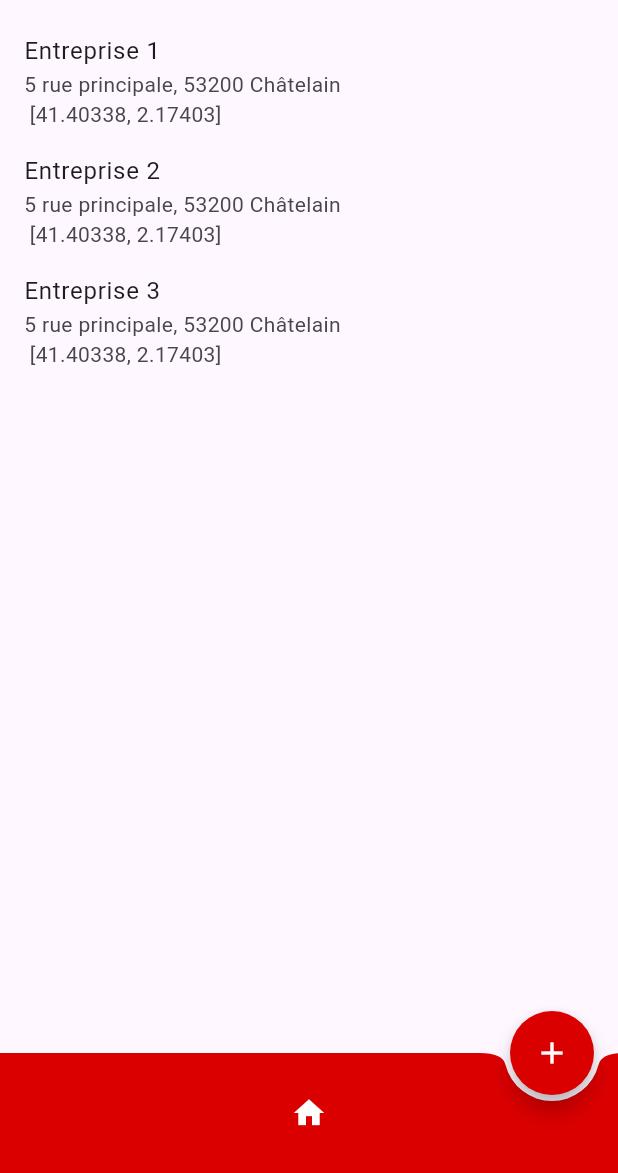
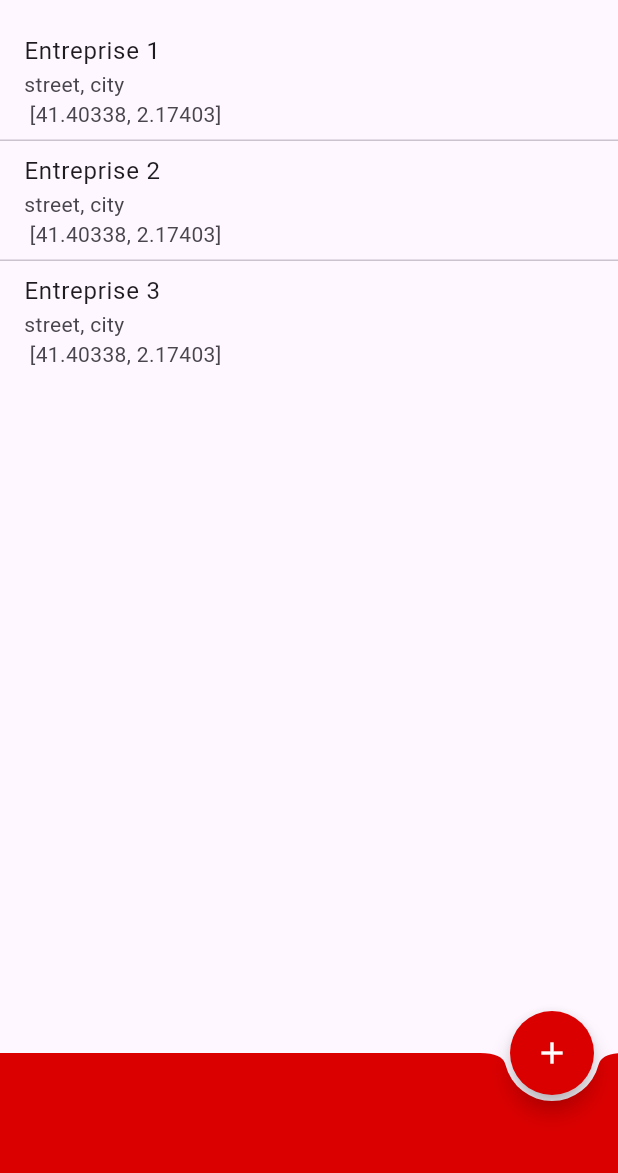
Before and after one commit to YaelBusser/FlutterAppAddCompany, a Flutter app: the screen it shows after launch, on a phone screen of 412 x 824 dp, the part 63-1236 px from its top. Run offline on Flutter 3.47's test engine with Material 3 defaults, Android fonts, the phone set to English and light mode, and no system bars; our stand-ins replace flutter_bloc.

Commit message:
:zap: add Cubit with Blocs

```diff
--- /dev/null
+++ b/lib/blocs/company_cubit.dart
@@ -0,0 +1,24 @@
+import 'package:flutter_bloc/flutter_bloc.dart';
+
+import '../models/address.dart';
+import '../models/company.dart';
+
+/// Déclaration d'un "Cubit" pour stocker la liste d'entreprise
+class CompanyCubit extends Cubit<List<Company>> {
+  /// Constructeur + initialisation du Cubit avec un tableau vide d'entreprise
+  CompanyCubit() : super([]);
+
+  /// Méthode pour charger la liste d'entreprise
+  Future<void> loadCompanies() async {
+    emit([
+      const Company('Entreprise 1', Address('street', 'city', 'postcode', "[41.40338, 2.17403]")),
+      const Company('Entreprise 2', Address('street', 'city', 'postcode', "[41.40338, 2.17403]")),
+      const Company('Entreprise 3', Address('street', 'city', 'postcode', "[41.40338, 2.17403]")),
+    ]);
+  }
+
+  /// Méthode pour ajouter une entreprise
+  void addCompany(Company company) {
+    emit([...state, company]);
+  }
+}
--- a/lib/ui/screens/home.dart
+++ b/lib/ui/screens/home.dart
@@ -1,6 +1,8 @@
 import 'package:first_app/models/address.dart';
 import 'package:flutter/material.dart';
+import 'package:flutter_bloc/flutter_bloc.dart';
 
+import '../../blocs/company_cubit.dart';
 import '../../models/company.dart';
 import 'add_company.dart';
 
@@ -12,14 +14,7 @@ class Home extends StatefulWidget {
 }
 
 class _HomeState extends State<Home> {
-  final List<Company> _companies = [
-    const Company(
-        'Entreprise 1', Address("5 rue principale", "Châtelain", "53200", "41.40338, 2.17403")),
-    const Company(
-        'Entreprise 2', Address("5 rue principale", "Châtelain", "53200", "41.40338, 2.17403")),
-    const Company(
-        'Entreprise 3', Address("5 rue principale", "Châtelain", "53200", "41.40338, 2.17403")),
-  ];
+  final List<Company> _companies = [];
 
   @override
   Widget build(BuildContext context) {
@@ -27,13 +22,21 @@ class _HomeState extends State<Home> {
         appBar: AppBar(
           title: const Text('Liste des entreprises'),
         ),
-        body: ListView.builder(
-          itemCount: _companies.length,
-          itemBuilder: (context, index) {
-            return ListTile(
-              title: Text(_companies[index].name),
-              subtitle: Text(
-                  '${_companies[index].address.street}, ${_companies[index].address.postCode} ${_companies[index].address.city} \n [${_companies[index].address.coordonnees}]'),
+        body: BlocBuilder<CompanyCubit, List<Company>>(
+          builder: (context, state) {
+            return ListView.separated(
+              itemCount: state.length,
+              itemBuilder: (BuildContext context, int index) {
+                final Company company = state[index];
+                return ListTile(
+                  title: Text(company.name),
+                  subtitle: Text(
+                      '${company.address.street}, ${company.address.city} \n ${company.address.coordonnees}'),
+                );
+              },
+              separatorBuilder: (BuildContext context, int index) {
+                return const Divider(height: 0);
+              },
             );
           },
         ),
@@ -59,15 +62,9 @@ class _HomeState extends State<Home> {
             color: Colors.white,
           ),
         ),
-        bottomNavigationBar: BottomAppBar(
-            color: const Color.fromRGBO(219, 0, 0, 1.0),
-            shape: const CircularNotchedRectangle(),
-            child: Row(
-                mainAxisAlignment: MainAxisAlignment.spaceAround,
-                children: [
-                  IconButton(
-                      onPressed: () async {},
-                      icon: const Icon(Icons.home, color: Colors.white)),
-                ])));
+        bottomNavigationBar: const BottomAppBar(
+          color: Color.fromRGBO(219, 0, 0, 1.0),
+          shape: CircularNotchedRectangle(),
+        ));
   }
 }
--- a/pubspec.yaml
+++ b/pubspec.yaml
@@ -36,6 +36,7 @@ dependencies:
   # Use with the CupertinoIcons class for iOS style icons.
   cupertino_icons: ^1.0.6
   http: ^1.2.1
+  flutter_bloc: ^8.1.4
 
 dev_dependencies:
   flutter_test:
```
Also changed, not shown: lib/main.dart (+17 -1 lines), lib/ui/screens/add_company.dart (+14 -10 lines), lib/ui/screens/search_address.dart (+10 -1 lines), pubspec.lock.
